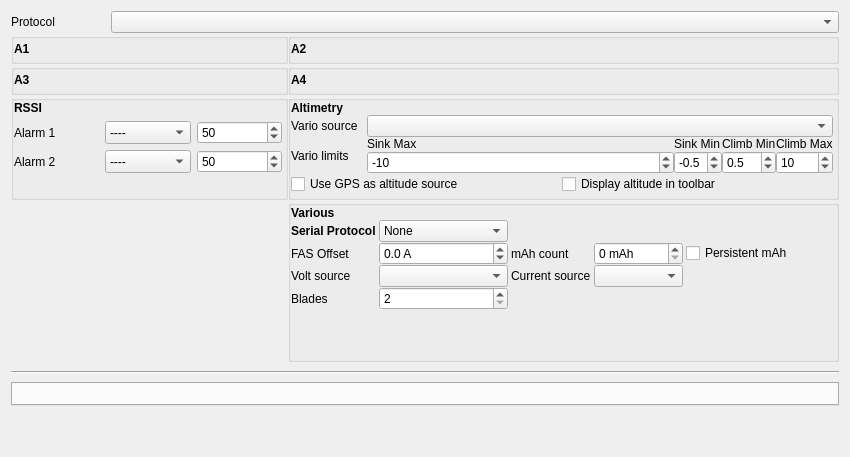
Above: companion/src/modeledit/telemetry.ui from opentx/opentx before the change. Below: the same form after it.
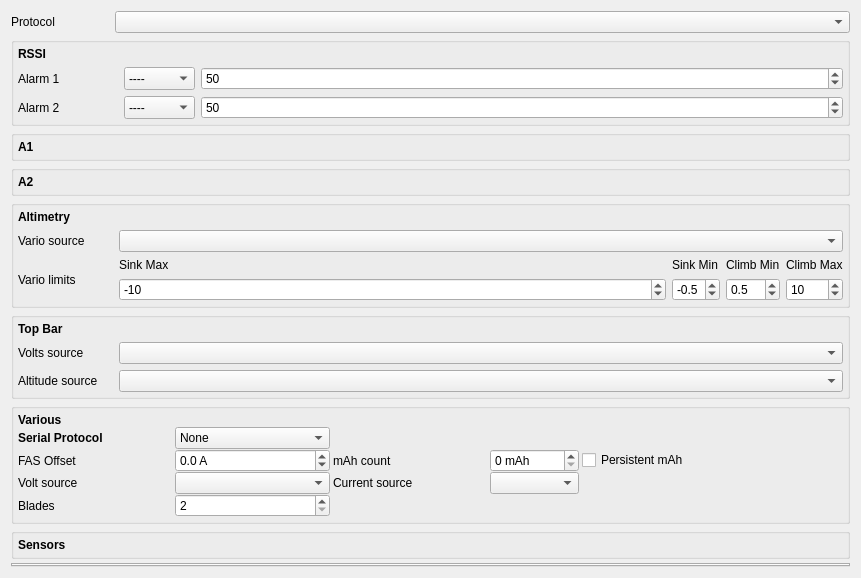
That is the form after the change. Custom widgets are drawn as their Qt base class.

```diff
--- a/companion/src/modeledit/telemetry.ui
+++ b/companion/src/modeledit/telemetry.ui
@@ -6,16 +6,16 @@
    <rect>
     <x>0</x>
     <y>0</y>
-    <width>850</width>
-    <height>457</height>
+    <width>861</width>
+    <height>562</height>
    </rect>
   </property>
   <property name="windowTitle">
    <string/>
   </property>
-  <layout class="QVBoxLayout" name="verticalLayout" stretch="0,0,0,0,0">
+  <layout class="QVBoxLayout" name="verticalLayout" stretch="0,0,0,0,0,0,0,0,0,0">
    <property name="spacing">
-    <number>0</number>
+    <number>4</number>
    </property>
    <item>
     <layout class="QHBoxLayout" name="horizontalLayout" stretch="0,1">
@@ -51,8 +51,207 @@
     </layout>
    </item>
    <item>
-    <layout class="QGridLayout" name="gridLayout_2" columnstretch="0,0">
+    <widget class="QGroupBox" name="RSSIGB">
+     <property name="sizePolicy">
+      <sizepolicy hsizetype="Preferred" vsizetype="Preferred">
+       <horstretch>0</horstretch>
+       <verstretch>0</verstretch>
+      </sizepolicy>
+     </property>
+     <property name="flat">
+      <bool>false</bool>
+     </property>
+     <layout class="QGridLayout" name="rssiLayout" columnstretch="0,0,1">
+      <property name="margin">
+       <number>4</number>
+      </property>
+      <item row="2" column="0">
+       <widget class="QLabel" name="rssiAlarm1Label">
+        <property name="sizePolicy">
+         <sizepolicy hsizetype="MinimumExpanding" vsizetype="Minimum">
+          <horstretch>0</horstretch>
+          <verstretch>0</verstretch>
+         </sizepolicy>
+        </property>
+        <property name="minimumSize">
+         <size>
+          <width>100</width>
+          <height>0</height>
+         </size>
+        </property>
+        <property name="styleSheet">
+         <string notr="true"/>
+        </property>
+        <property name="text">
+         <string>Alarm 1</string>
+        </property>
+       </widget>
+      </item>
+      <item row="2" column="1">
+       <widget class="QComboBox" name="rssiAlarm1CB">
+        <property name="sizePolicy">
+         <sizepolicy hsizetype="MinimumExpanding" vsizetype="Preferred">
+          <horstretch>0</horstretch>
+          <verstretch>0</verstretch>
+         </sizepolicy>
+        </property>
+        <item>
+         <property name="text">
+          <string>----</string>
+         </property>
+        </item>
+        <item>
+         <property name="text">
+          <string>Yellow</string>
+         </property>
+        </item>
+        <item>
+         <property name="text">
+          <string>Orange</string>
+         </property>
+        </item>
+        <item>
+         <property name="text">
+          <string>Red</string>
+         </property>
+        </item>
+       </widget>
+      </item>
+      <item row="2" column="2">
+       <widget class="QSpinBox" name="rssiAlarm1SB">
+        <property name="enabled">
+         <bool>true</bool>
+        </property>
+        <property name="sizePolicy">
+         <sizepolicy hsizetype="MinimumExpanding" vsizetype="Preferred">
+          <horstretch>0</horstretch>
+          <verstretch>0</verstretch>
+         </sizepolicy>
+        </property>
+        <property name="suffix">
+         <string/>
+        </property>
+        <property name="minimum">
+         <number>20</number>
+        </property>
+        <property name="maximum">
+         <number>80</number>
+        </property>
+        <property name="singleStep">
+         <number>1</number>
+        </property>
+        <property name="value">
+         <number>50</number>
+        </property>
+       </widget>
+      </item>
+      <item row="3" column="0">
+       <widget class="QLabel" name="rssiAlarm2Label">
+        <property name="sizePolicy">
+         <sizepolicy hsizetype="MinimumExpanding" vsizetype="Minimum">
+          <horstretch>0</horstretch>
+          <verstretch>0</verstretch>
+         </sizepolicy>
+        </property>
+        <property name="minimumSize">
+         <size>
+          <width>100</width>
+          <height>0</height>
+         </size>
+        </property>
+        <property name="text">
+         <string>Alarm 2</string>
+        </property>
+       </widget>
+      </item>
+      <item row="3" column="1">
+       <widget class="QComboBox" name="rssiAlarm2CB">
+        <property name="sizePolicy">
+         <sizepolicy hsizetype="MinimumExpanding" vsizetype="Preferred">
+          <horstretch>0</horstretch>
+          <verstretch>0</verstretch>
+         </sizepolicy>
+        </property>
+        <item>
+         <property name="text">
+          <string>----</string>
+         </property>
+        </item>
+        <item>
+         <property name="text">
+          <string>Yellow</string>
+         </property>
+        </item>
+        <item>
+         <property name="text">
+          <string>Orange</string>
+         </property>
+        </item>
+        <item>
+         <property name="text">
+          <string>Red</string>
+         </property>
+        </item>
+       </widget>
+      </item>
+      <item row="3" column="2">
+       <widget class="QSpinBox" name="rssiAlarm2SB">
+        <property name="enabled">
+         <bool>true</bool>
+        </property>
+        <property name="sizePolicy">
+         <sizepolicy hsizetype="MinimumExpanding" vsizetype="Preferred">
+          <horstretch>0</horstretch>
+          <verstretch>0</verstretch>
+         </sizepolicy>
+        </property>
+        <property name="suffix">
+         <string/>
+        </property>
+        <property name="minimum">
+         <number>20</number>
+        </property>
+        <property name="maximum">
+         <number>80</number>
+        </property>
+        <property name="singleStep">
+         <number>1</number>
+        </property>
+        <property name="value">
+         <number>50</number>
+        </property>
+       </widget>
+      </item>
+      <item row="4" column="0">
+       <spacer name="verticalSpacer_2">
+        <property name="orientation">
+         <enum>Qt::Vertical</enum>
+        </property>
+        <property name="sizeHint" stdset="0">
+         <size>
+          <width>20</width>
+          <height>0</height>
+         </size>
+        </property>
+       </spacer>
+      </item>
      <item row="1" column="0">
+       <widget class="QLabel" name="rssiLabel">
+        <property name="font">
+         <font>
+          <weight>75</weight>
+          <bold>true</bold>
+         </font>
+        </property>
+        <property name="text">
+         <string>RSSI</string>
+        </property>
+       </widget>
+      </item>
+     </layout>
+    </widget>
+   </item>
+   <item>
       <widget class="QGroupBox" name="A1GB">
        <property name="sizePolicy">
         <sizepolicy hsizetype="Preferred" vsizetype="Preferred">
@@ -70,17 +269,8 @@
         <bool>false</bool>
        </property>
        <layout class="QVBoxLayout" name="A1Layout">
-        <property name="leftMargin">
-         <number>0</number>
-        </property>
-        <property name="topMargin">
-         <number>0</number>
-        </property>
-        <property name="rightMargin">
-         <number>3</number>
-        </property>
-        <property name="bottomMargin">
-         <number>3</number>
+      <property name="margin">
+       <number>4</number>
         </property>
         <item>
          <widget class="QLabel" name="label_7">
@@ -98,103 +288,14 @@
        </layout>
       </widget>
      </item>
-     <item row="2" column="1">
-      <widget class="QGroupBox" name="A4GB">
-       <property name="flat">
-        <bool>false</bool>
-       </property>
-       <layout class="QVBoxLayout" name="A4Layout">
-        <property name="leftMargin">
-         <number>0</number>
-        </property>
-        <property name="topMargin">
-         <number>0</number>
-        </property>
-        <property name="rightMargin">
-         <number>3</number>
-        </property>
-        <property name="bottomMargin">
-         <number>3</number>
-        </property>
         <item>
-         <widget class="QLabel" name="label_9">
-          <property name="font">
-           <font>
-            <weight>75</weight>
-            <bold>true</bold>
-           </font>
-          </property>
-          <property name="text">
-           <string>A4</string>
-          </property>
-         </widget>
-        </item>
-       </layout>
-      </widget>
-     </item>
-     <item row="2" column="0">
-      <widget class="QGroupBox" name="A3GB">
-       <property name="sizePolicy">
-        <sizepolicy hsizetype="Preferred" vsizetype="Preferred">
-         <horstretch>0</horstretch>
-         <verstretch>0</verstretch>
-        </sizepolicy>
-       </property>
-       <property name="autoFillBackground">
-        <bool>true</bool>
-       </property>
-       <property name="styleSheet">
-        <string notr="true"/>
-       </property>
-       <property name="flat">
-        <bool>false</bool>
-       </property>
-       <layout class="QVBoxLayout" name="A3Layout">
-        <property name="leftMargin">
-         <number>0</number>
-        </property>
-        <property name="topMargin">
-         <number>0</number>
-        </property>
-        <property name="rightMargin">
-         <number>3</number>
-        </property>
-        <property name="bottomMargin">
-         <number>3</number>
-        </property>
-        <item>
-         <widget class="QLabel" name="label_8">
-          <property name="font">
-           <font>
-            <weight>75</weight>
-            <bold>true</bold>
-           </font>
-          </property>
-          <property name="text">
-           <string>A3</string>
-          </property>
-         </widget>
-        </item>
-       </layout>
-      </widget>
-     </item>
-     <item row="1" column="1">
       <widget class="QGroupBox" name="A2GB">
        <property name="flat">
         <bool>false</bool>
        </property>
        <layout class="QVBoxLayout" name="A2Layout">
-        <property name="leftMargin">
-         <number>0</number>
-        </property>
-        <property name="topMargin">
-         <number>0</number>
-        </property>
-        <property name="rightMargin">
-         <number>3</number>
-        </property>
-        <property name="bottomMargin">
-         <number>3</number>
+      <property name="margin">
+       <number>4</number>
         </property>
         <item>
          <widget class="QLabel" name="label_6">
@@ -212,7 +313,7 @@
        </layout>
       </widget>
      </item>
-     <item row="3" column="1">
+   <item>
       <widget class="QGroupBox" name="altimetryGB">
        <property name="sizePolicy">
         <sizepolicy hsizetype="MinimumExpanding" vsizetype="Preferred">
@@ -221,36 +322,12 @@
         </sizepolicy>
        </property>
        <layout class="QGridLayout" name="gridLayout_39">
-        <property name="leftMargin">
-         <number>0</number>
-        </property>
-        <property name="topMargin">
-         <number>0</number>
-        </property>
-        <property name="rightMargin">
-         <number>3</number>
-        </property>
-        <property name="bottomMargin">
-         <number>3</number>
+      <property name="margin">
+       <number>4</number>
         </property>
         <property name="spacing">
-         <number>0</number>
-        </property>
-        <item row="0" column="0">
-         <layout class="QGridLayout" name="gridLayout_40" rowstretch="1,0,0,0" columnstretch="0,0">
-          <property name="horizontalSpacing">
-           <number>9</number>
-          </property>
-          <item row="1" column="1">
-           <widget class="QUnsignedAutoComboBox" name="varioSourceCB">
-            <property name="sizePolicy">
-             <sizepolicy hsizetype="MinimumExpanding" vsizetype="Fixed">
-              <horstretch>0</horstretch>
-              <verstretch>0</verstretch>
-             </sizepolicy>
-            </property>
-           </widget>
-          </item>
+       <number>-1</number>
+      </property>
           <item row="2" column="1">
            <layout class="QGridLayout" name="gridLayout_66" columnstretch="1,0,0,0">
             <item row="0" column="0">
@@ -413,13 +490,6 @@
             </item>
            </layout>
           </item>
-          <item row="1" column="0">
-           <widget class="QLabel" name="varioSource_label">
-            <property name="text">
-             <string>Vario source</string>
-            </property>
-           </widget>
-          </item>
           <item row="2" column="0">
            <widget class="QLabel" name="varioLimit_label">
             <property name="text">
@@ -427,35 +497,28 @@
             </property>
            </widget>
           </item>
-          <item row="3" column="0" colspan="2">
-           <layout class="QHBoxLayout" name="horizontalLayout_16">
-            <item>
-             <widget class="QCheckBox" name="AltitudeGPS_ChkB">
-              <property name="sizePolicy">
-               <sizepolicy hsizetype="MinimumExpanding" vsizetype="Fixed">
-                <horstretch>0</horstretch>
-                <verstretch>0</verstretch>
-               </sizepolicy>
+      <item row="1" column="0">
+       <widget class="QLabel" name="varioSource_label">
+        <property name="minimumSize">
+         <size>
+          <width>95</width>
+          <height>0</height>
+         </size>
               </property>
               <property name="text">
-               <string>Use GPS as altitude source</string>
+         <string>Vario source</string>
               </property>
              </widget>
             </item>
-            <item>
-             <widget class="QCheckBox" name="AltitudeToolbar_ChkB">
+      <item row="1" column="1">
+       <widget class="AutoComboBox" name="varioSourceCB">
               <property name="sizePolicy">
                <sizepolicy hsizetype="MinimumExpanding" vsizetype="Fixed">
                 <horstretch>0</horstretch>
                 <verstretch>0</verstretch>
                </sizepolicy>
               </property>
-              <property name="text">
-               <string>Display altitude in toolbar</string>
-              </property>
-             </widget>
-            </item>
-           </layout>
+       </widget>
           </item>
           <item row="0" column="0">
            <widget class="QLabel" name="label_2">
@@ -471,11 +534,80 @@
            </widget>
           </item>
          </layout>
+    </widget>
+   </item>
+   <item>
+    <widget class="QGroupBox" name="topbarGB">
+     <property name="sizePolicy">
+      <sizepolicy hsizetype="MinimumExpanding" vsizetype="Preferred">
+       <horstretch>0</horstretch>
+       <verstretch>0</verstretch>
+      </sizepolicy>
+     </property>
+     <layout class="QGridLayout" name="gridLayout_40">
+      <property name="margin">
+       <number>4</number>
+      </property>
+      <property name="spacing">
+       <number>-1</number>
+      </property>
+      <item row="2" column="0">
+       <widget class="QLabel" name="altitudeSource_label">
+        <property name="text">
+         <string>Altitude source</string>
+        </property>
+       </widget>
+      </item>
+      <item row="1" column="0">
+       <widget class="QLabel" name="voltsSource_label">
+        <property name="minimumSize">
+         <size>
+          <width>95</width>
+          <height>0</height>
+         </size>
+        </property>
+        <property name="text">
+         <string>Volts source</string>
+        </property>
+       </widget>
+      </item>
+      <item row="1" column="1">
+       <widget class="AutoComboBox" name="voltsSource">
+        <property name="sizePolicy">
+         <sizepolicy hsizetype="MinimumExpanding" vsizetype="Fixed">
+          <horstretch>0</horstretch>
+          <verstretch>0</verstretch>
+         </sizepolicy>
+        </property>
+       </widget>
+      </item>
+      <item row="0" column="0">
+       <widget class="QLabel" name="label_5">
+        <property name="font">
+         <font>
+          <weight>75</weight>
+          <bold>true</bold>
+         </font>
+        </property>
+        <property name="text">
+         <string>Top Bar</string>
+        </property>
+       </widget>
+      </item>
+      <item row="2" column="1">
+       <widget class="AutoComboBox" name="altitudeSource">
+        <property name="sizePolicy">
+         <sizepolicy hsizetype="MinimumExpanding" vsizetype="Fixed">
+          <horstretch>0</horstretch>
+          <verstretch>0</verstretch>
+         </sizepolicy>
+        </property>
+       </widget>
         </item>
        </layout>
       </widget>
      </item>
-     <item row="4" column="1">
+   <item>
       <widget class="QGroupBox" name="variousGB">
        <property name="sizePolicy">
         <sizepolicy hsizetype="MinimumExpanding" vsizetype="MinimumExpanding">
@@ -484,17 +616,8 @@
         </sizepolicy>
        </property>
        <layout class="QGridLayout" name="gridLayout_6">
-        <property name="leftMargin">
-         <number>0</number>
-        </property>
-        <property name="topMargin">
-         <number>0</number>
-        </property>
-        <property name="rightMargin">
-         <number>3</number>
-        </property>
-        <property name="bottomMargin">
-         <number>9</number>
+      <property name="margin">
+       <number>4</number>
         </property>
         <property name="spacing">
          <number>0</number>
@@ -508,7 +631,7 @@
            <number>0</number>
           </property>
           <item row="3" column="1">
-           <widget class="QUnsignedAutoComboBox" name="frskyVoltCB">
+         <widget class="AutoComboBox" name="frskyVoltCB">
             <property name="sizePolicy">
              <sizepolicy hsizetype="Preferred" vsizetype="Fixed">
               <horstretch>0</horstretch>
@@ -531,7 +654,7 @@
            </widget>
           </item>
           <item row="3" column="3">
-           <widget class="QUnsignedAutoComboBox" name="frskyCurrentCB">
+         <widget class="AutoComboBox" name="frskyCurrentCB">
             <property name="sizePolicy">
              <sizepolicy hsizetype="Preferred" vsizetype="Fixed">
               <horstretch>0</horstretch>
@@ -729,24 +852,11 @@
           </item>
          </layout>
         </item>
-        <item row="1" column="0">
-         <spacer name="verticalSpacer_3">
-          <property name="orientation">
-           <enum>Qt::Vertical</enum>
-          </property>
-          <property name="sizeHint" stdset="0">
-           <size>
-            <width>20</width>
-            <height>40</height>
-           </size>
-          </property>
-         </spacer>
-        </item>
        </layout>
       </widget>
      </item>
-     <item row="3" column="0">
-      <widget class="QGroupBox" name="RSSIGB">
+   <item>
+    <widget class="QGroupBox" name="sensorsGB">
        <property name="sizePolicy">
         <sizepolicy hsizetype="Preferred" vsizetype="Preferred">
          <horstretch>0</horstretch>
@@ -756,178 +866,12 @@
        <property name="flat">
         <bool>false</bool>
        </property>
-       <layout class="QGridLayout" name="gridLayout_7">
-        <property name="leftMargin">
-         <number>0</number>
-        </property>
-        <property name="topMargin">
-         <number>0</number>
-        </property>
-        <property name="rightMargin">
-         <number>3</number>
-        </property>
-        <property name="bottomMargin">
-         <number>3</number>
-        </property>
-        <item row="1" column="0">
-         <widget class="QLabel" name="rssiAlarm1Label">
-          <property name="sizePolicy">
-           <sizepolicy hsizetype="MinimumExpanding" vsizetype="Minimum">
-            <horstretch>0</horstretch>
-            <verstretch>0</verstretch>
-           </sizepolicy>
-          </property>
-          <property name="minimumSize">
-           <size>
-            <width>0</width>
-            <height>0</height>
-           </size>
-          </property>
-          <property name="styleSheet">
-           <string notr="true"/>
-          </property>
-          <property name="text">
-           <string>Alarm 1</string>
-          </property>
-         </widget>
-        </item>
-        <item row="1" column="1">
-         <widget class="QComboBox" name="rssiAlarm1CB">
-          <property name="sizePolicy">
-           <sizepolicy hsizetype="MinimumExpanding" vsizetype="Preferred">
-            <horstretch>0</horstretch>
-            <verstretch>0</verstretch>
-           </sizepolicy>
-          </property>
-          <item>
-           <property name="text">
-            <string>----</string>
-           </property>
-          </item>
-          <item>
-           <property name="text">
-            <string>Yellow</string>
-           </property>
-          </item>
-          <item>
-           <property name="text">
-            <string>Orange</string>
-           </property>
-          </item>
-          <item>
-           <property name="text">
-            <string>Red</string>
-           </property>
-          </item>
-         </widget>
-        </item>
-        <item row="1" column="2">
-         <widget class="QSpinBox" name="rssiAlarm1SB">
-          <property name="enabled">
-           <bool>true</bool>
-          </property>
-          <property name="sizePolicy">
-           <sizepolicy hsizetype="MinimumExpanding" vsizetype="Preferred">
-            <horstretch>0</horstretch>
-            <verstretch>0</verstretch>
-           </sizepolicy>
-          </property>
-          <property name="suffix">
-           <string/>
-          </property>
-          <property name="minimum">
-           <number>20</number>
-          </property>
-          <property name="maximum">
-           <number>80</number>
-          </property>
-          <property name="singleStep">
-           <number>1</number>
-          </property>
-          <property name="value">
-           <number>50</number>
-          </property>
-         </widget>
-        </item>
-        <item row="2" column="0">
-         <widget class="QLabel" name="rssiAlarm2Label">
-          <property name="sizePolicy">
-           <sizepolicy hsizetype="MinimumExpanding" vsizetype="Minimum">
-            <horstretch>0</horstretch>
-            <verstretch>0</verstretch>
-           </sizepolicy>
-          </property>
-          <property name="minimumSize">
-           <size>
-            <width>0</width>
-            <height>0</height>
-           </size>
-          </property>
-          <property name="text">
-           <string>Alarm 2</string>
-          </property>
-         </widget>
-        </item>
-        <item row="2" column="1">
-         <widget class="QComboBox" name="rssiAlarm2CB">
-          <property name="sizePolicy">
-           <sizepolicy hsizetype="MinimumExpanding" vsizetype="Preferred">
-            <horstretch>0</horstretch>
-            <verstretch>0</verstretch>
-           </sizepolicy>
-          </property>
-          <item>
-           <property name="text">
-            <string>----</string>
-           </property>
-          </item>
-          <item>
-           <property name="text">
-            <string>Yellow</string>
-           </property>
-          </item>
-          <item>
-           <property name="text">
-            <string>Orange</string>
-           </property>
-          </item>
-          <item>
-           <property name="text">
-            <string>Red</string>
-           </property>
-          </item>
-         </widget>
-        </item>
-        <item row="2" column="2">
-         <widget class="QSpinBox" name="rssiAlarm2SB">
-          <property name="enabled">
-           <bool>true</bool>
-          </property>
-          <property name="sizePolicy">
-           <sizepolicy hsizetype="MinimumExpanding" vsizetype="Preferred">
-            <horstretch>0</horstretch>
-            <verstretch>0</verstretch>
-           </sizepolicy>
-          </property>
-          <property name="suffix">
-           <string/>
-          </property>
-          <property name="minimum">
-           <number>20</number>
-          </property>
-          <property name="maximum">
-           <number>80</number>
-          </property>
-          <property name="singleStep">
-           <number>1</number>
-          </property>
-          <property name="value">
-           <number>50</number>
-          </property>
-         </widget>
-        </item>
+     <layout class="QGridLayout" name="sensorsLayout" columnstretch="0">
+      <property name="margin">
+       <number>4</number>
+      </property>
         <item row="0" column="0">
-         <widget class="QLabel" name="rssiLabel">
+       <widget class="QLabel" name="sensorsLabel">
           <property name="font">
            <font>
             <weight>75</weight>
@@ -935,39 +879,11 @@
            </font>
           </property>
           <property name="text">
-           <string>RSSI</string>
+         <string>Sensors</string>
           </property>
          </widget>
         </item>
-        <item row="3" column="0">
-         <spacer name="verticalSpacer_2">
-          <property name="orientation">
-           <enum>Qt::Vertical</enum>
-          </property>
-          <property name="sizeHint" stdset="0">
-           <size>
-            <width>20</width>
-            <height>0</height>
-           </size>
-          </property>
-         </spacer>
-        </item>
-       </layout>
-      </widget>
-     </item>
-    </layout>
-   </item>
-   <item>
-    <widget class="Line" name="line">
-     <property name="minimumSize">
-      <size>
-       <width>0</width>
-       <height>20</height>
-      </size>
-     </property>
-     <property name="orientation">
-      <enum>Qt::Horizontal</enum>
-     </property>
+     </layout>
     </widget>
    </item>
    <item>
@@ -1000,9 +916,9 @@
  </widget>
  <customwidgets>
   <customwidget>
-   <class>QUnsignedAutoComboBox</class>
+   <class>AutoComboBox</class>
    <extends>QComboBox</extends>
-   <header>qautocombobox.h</header>
+   <header>autocombobox.h</header>
   </customwidget>
  </customwidgets>
  <resources/>
```
Lines whose indentation alone changed are shown as unchanged.
